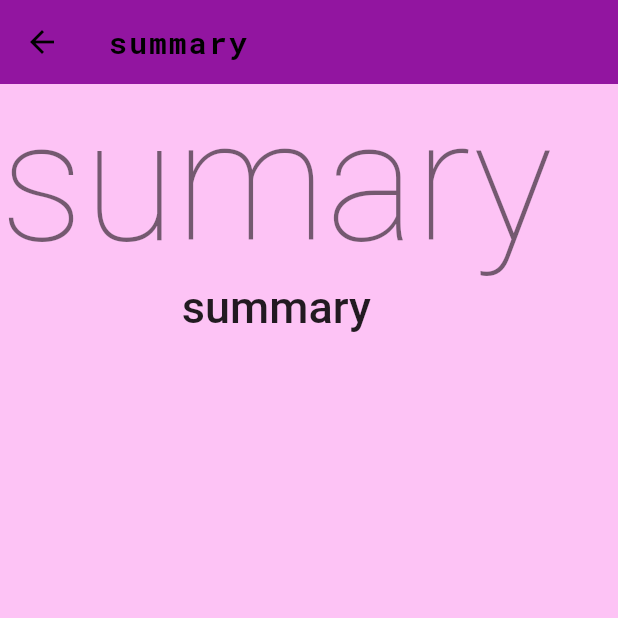
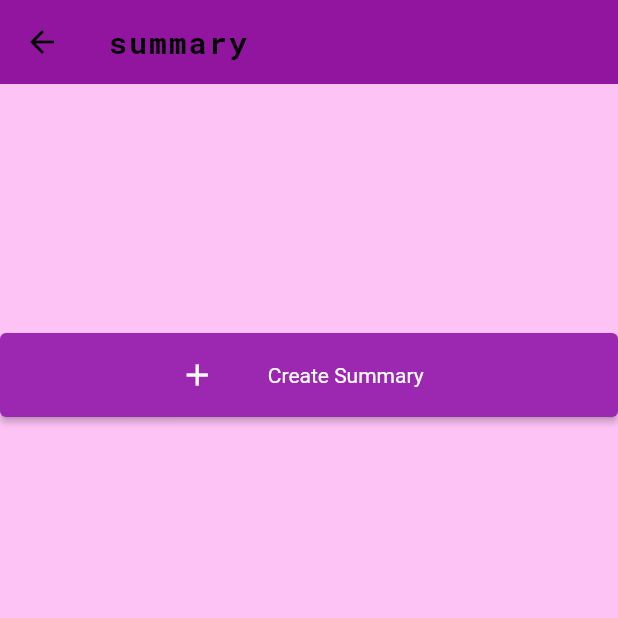
Before and after one commit to nurulsafitri321/miniproject-flutter-nurul, a Flutter app: the SummaryScreen screen opened directly, on a phone screen of 412 x 824 dp, the top half of it. Run offline on Flutter 3.47's test engine with Material 2 defaults, Android fonts, the phone set to English and light mode, and no system bars; our stand-ins replace barcode_widget, google_fonts, sqflite; missing offline and left inert: dart:ffi, syncfusion_flutter_pdfviewer; accounts and stored records are empty.

Commit message:
mini project applibrary dan penambahan navigator ke file summary

```diff
--- a/applibrary/lib/screens/view/summary_screen.dart
+++ b/applibrary/lib/screens/view/summary_screen.dart
@@ -1,4 +1,6 @@
 
+import 'package:applibrary/screens/view/summary.dart';
+import 'package:applibrary/screens/view/summary_create.dart';
 import 'package:applibrary/sqlite/summary_model.dart';
 import 'package:flutter/material.dart';
 
@@ -19,14 +21,39 @@ class SummaryScreen extends StatelessWidget {
           children: [
             // Title
             Text(
-              "sumary",
+              "",
               style: Theme.of(context).textTheme.displayLarge,
             ),
 
             // Content
             Text(
-              "summary",
+              "",
               style: Theme.of(context).textTheme.bodyLarge,
+            ),
+
+            ElevatedButton(
+              onPressed: () {
+                Navigator.push(context, MaterialPageRoute(builder: (context) => const Summary()));
+              },
+              //child: const Text('Create Summary'),
+              child: Row(
+                mainAxisAlignment: MainAxisAlignment.center,
+                children: [
+                  const Padding(
+                    padding: EdgeInsets.all(10),
+                    child: Icon(Icons.add),
+                  ),
+                  const SizedBox(width: 5),
+                  const Padding(
+                    padding: EdgeInsets.all(20),
+                    child: Text('Create Summary'),
+                  ),
+                ],
+              ),
+              style: ElevatedButton.styleFrom(
+                primary: Colors.purple,
+                textStyle: const TextStyle(color: Colors.white),
+              ),
             ),
           ],
         ),
```
Also changed, not shown: applibrary/lib/applibrary.dart (+65 -65 lines), 4 other files.
